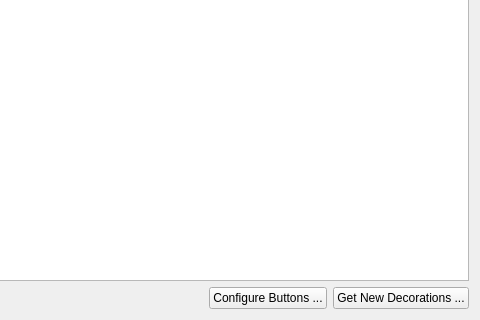
Above: kcmkwin/kwindecoration/decoration.ui from KDE/kwin before the change; both pictures show x 201 to 681 and y 195 to 515 of the 681 by 515 pixel window. Below: the same form after it.
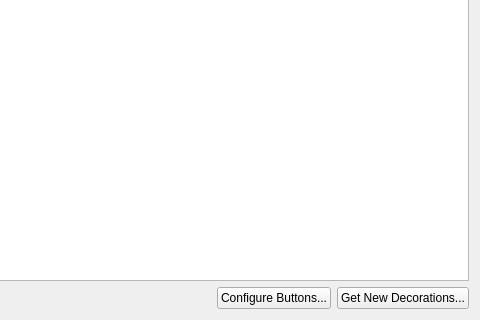
That is the form after the change. Custom widgets are drawn as their Qt base class.

Commit message: Proof-reading - don't put spaces before punctuation like this.

Diff of the .ui file:
```diff
--- a/kcmkwin/kwindecoration/decoration.ui
+++ b/kcmkwin/kwindecoration/decoration.ui
@@ -49,14 +49,14 @@
      <item>
       <widget class="KPushButton" name="configureButtonsButton">
        <property name="text">
-        <string>Configure Buttons ...</string>
+        <string>Configure Buttons...</string>
        </property>
       </widget>
      </item>
      <item>
       <widget class="KPushButton" name="ghnsButton">
        <property name="text">
-        <string>Get New Decorations ...</string>
+        <string>Get New Decorations...</string>
        </property>
       </widget>
      </item>
```
